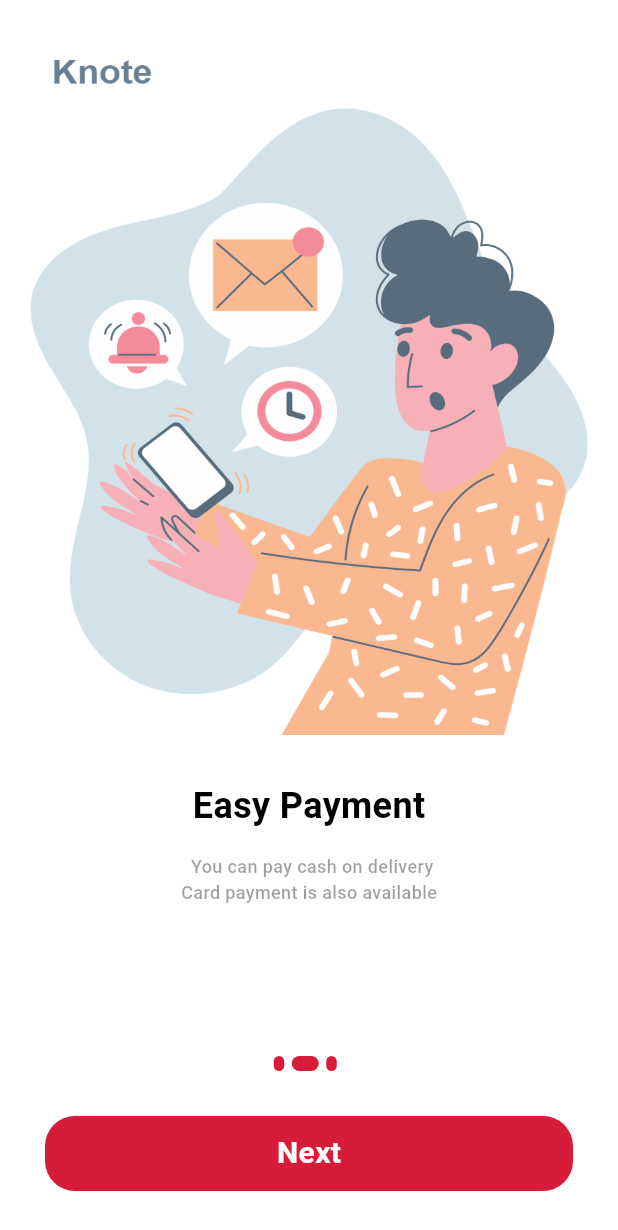
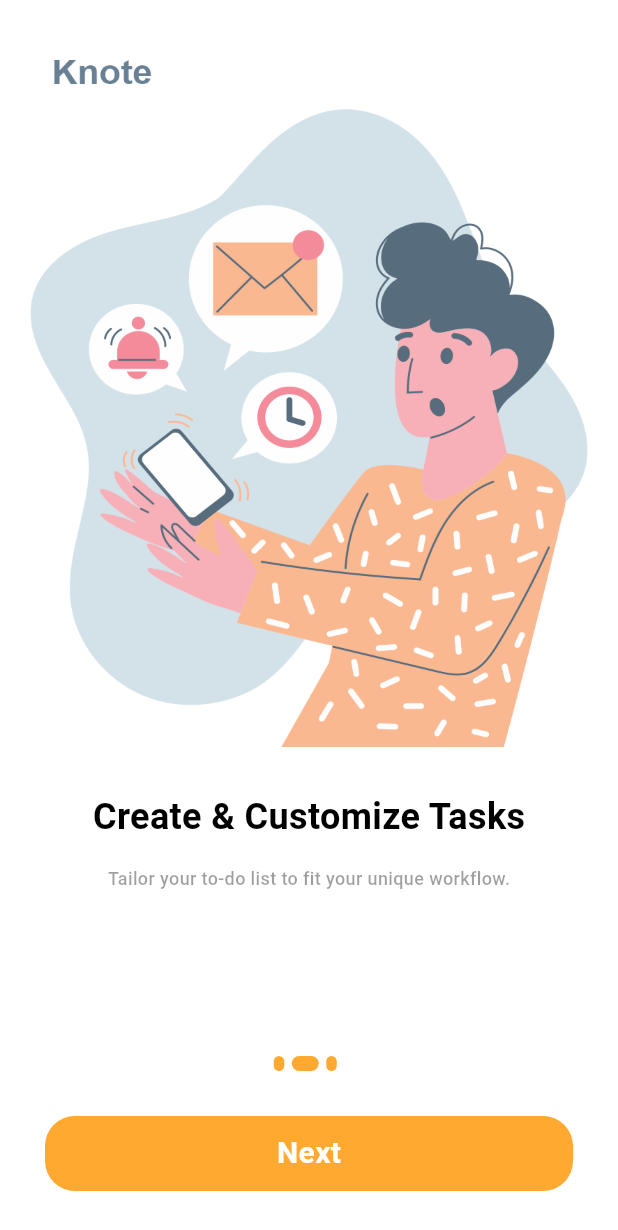
Before and after one commit to tsukijimarketman/FINALTODOLIST, a Flutter app: the screen it shows after launch, after a tap on "Next", on a phone screen of 412 x 824 dp. Shown: the top 1230 px of the screen. Run offline on Flutter 3.47's test engine with Material 3 defaults, Android fonts, the phone set to English and light mode, and no system bars; our stand-ins replace cloud_firestore, firebase_core, flutter_local_notifications, flutter_slidable; accounts and stored records are empty; Roboto replaces fonts that are missing (Poppins).

Commit message:
ginalaw ko uli

```diff
--- a/lib/content_model.dart
+++ b/lib/content_model.dart
@@ -9,14 +9,14 @@ class UnboardingContent{
 List<UnboardingContent> contents = [
   UnboardingContent(
     image: 'assets/ob1.png',
-    title: "Select from our Menu",
-    description: "Pick your food from our menu\n        Satisfy your cravings"),
+    title: "Welcome to KNote!",
+    description: "Get organized effortlessly!"),
   UnboardingContent(
     image: "assets/ob2.png",
-    title: "Easy Payment",
-    description: "  You can pay cash on delivery\nCard payment is also available"),
+    title: "Create & Customize Tasks",
+    description: "Tailor your to-do list to fit your unique workflow."),
   UnboardingContent(
     image: "assets/ob3.png",
-    title: "Quick Delivery",
-    description: "Deliver your food at your Doorsteps")
+    title: "Track & Achieve Goals",
+    description: " Reach your milestones with Knote!")
 ];
--- a/lib/main.dart
+++ b/lib/main.dart
@@ -2,6 +2,7 @@ import 'package:flutter/material.dart';
 import 'package:firebase_core/firebase_core.dart';
 import 'package:todo_list_1/firebase_options.dart';
 import 'package:todo_list_1/onboard.dart';
+import 'package:todo_list_1/splashscreen.dart';
 import 'todo_list_screen.dart';
 
 void main() async {
@@ -16,7 +17,7 @@ class MyApp extends StatelessWidget {
   @override
   Widget build(BuildContext context) {
     return MaterialApp(
-      home: Onboard(),
+      home: Splash(),
       debugShowCheckedModeBanner: false,
     );
   }
--- a/lib/onboard.dart
+++ b/lib/onboard.dart
@@ -47,7 +47,7 @@ class _OnboardState extends State<Onboard> {
                 return Padding(padding: EdgeInsets.only(top: 40, left: 20, right: 20),
                   child: Column(
                     children: [
-                Image.asset(contents[i].image, height: 450, width: MediaQuery.of(context).size.width, fit: BoxFit.fill,),
+                Image.asset(contents[i].image, height: MediaQuery.of(context).size.height/1.8, width: MediaQuery.of(context).size.width, fit: BoxFit.fill,),
                 SizedBox(height: 30,),
                 Text(contents[i].title, style: AppWidget.HeadlineTextFieldStyle(),),
                 SizedBox(height: 15,),
@@ -73,7 +73,7 @@ class _OnboardState extends State<Onboard> {
             },
             child: Container(
               decoration: BoxDecoration(
-                color: Color(0xFFD61C38),
+                color: Color(0xFFffa930),
                 borderRadius: BorderRadius.circular(20)
               ),
               height: 50,
@@ -91,6 +91,6 @@ class _OnboardState extends State<Onboard> {
       height: 10,
       width: currenIndex==index?18:7,
       margin: EdgeInsets.only(right: 5),
-      decoration: BoxDecoration(borderRadius: BorderRadius.circular(6), color: Color(0xFFD61C38)));
+      decoration: BoxDecoration(borderRadius: BorderRadius.circular(6), color: Color(0xFFffa930)));
   }
 }
--- /dev/null
+++ b/lib/splashscreen.dart
@@ -0,0 +1,43 @@
+import 'package:flutter/material.dart';
+import 'package:flutter/services.dart';
+import 'package:todo_list_1/onboard.dart';
+
+
+class Splash extends StatefulWidget {
+  const Splash({Key? key}) : super(key: key);
+
+  @override
+  State<Splash> createState() => _SplashState();
+}
+
+class _SplashState extends State<Splash>{
+  @override
+  void initState() {
+    super.initState();
+    // Add a delay before navigating to the Onboard screen
+    Future.delayed(Duration(seconds: 2), () {
+      Navigator.pushReplacement(
+        context,
+        MaterialPageRoute(
+            builder: (context) => Onboard()), // Navigate to Onboard screen
+      );
+    });
+  }
+
+  @override
+  Widget build(BuildContext context) {
+    return Scaffold(
+      backgroundColor: Colors.white,
+      body: SafeArea(
+        child: Center(
+          child: Image.asset(
+            "assets/logoKnote.png",
+            fit: BoxFit.cover,
+            width: MediaQuery.of(context).size.width / 1.68,
+            height: MediaQuery.of(context).size.height / 1.9,
+          ),
+        ),
+      ),
+    );
+  }
+}
```
Also changed, not shown: assets/logoKnote.png (added).
